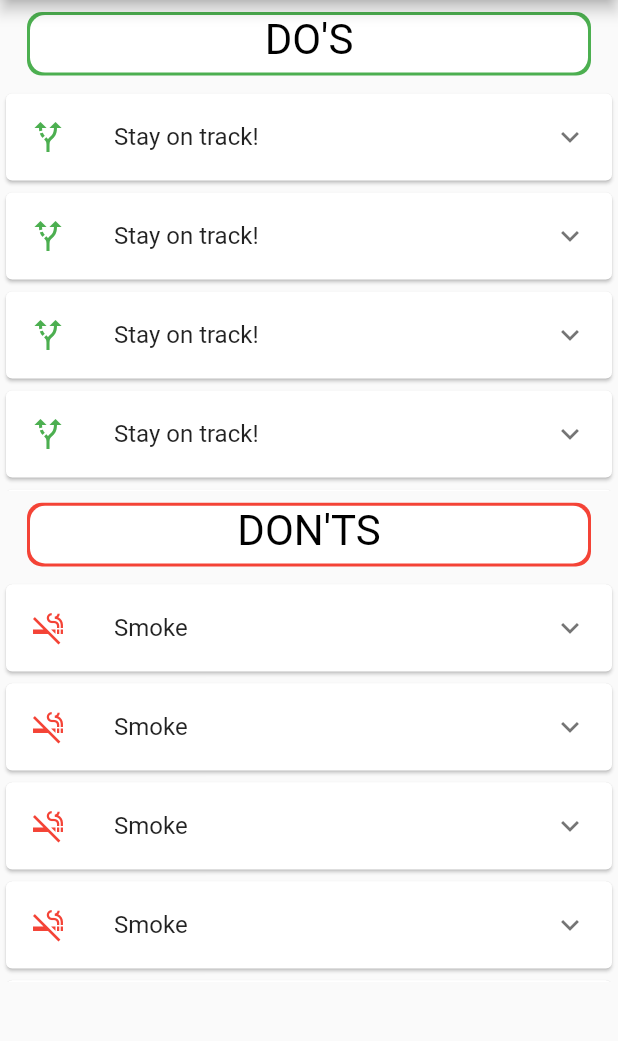
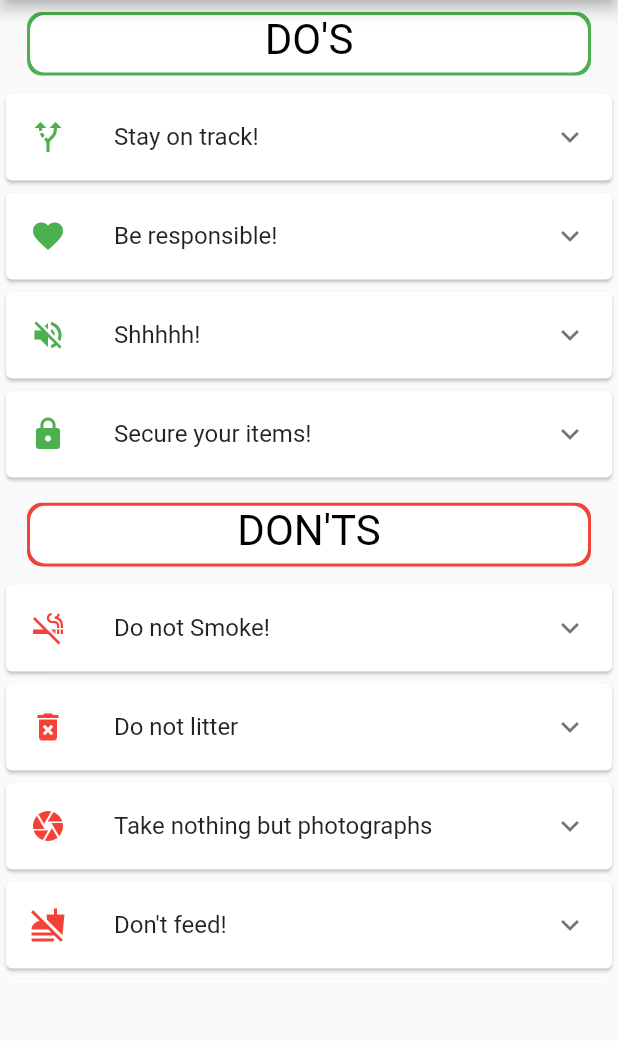
Before and after one commit to wlren/trailmix, a Flutter app: the TrailTipsScreen screen opened by its route, on a phone screen of 412 x 824 dp, the part 84-1125 px from its top. Run offline on Flutter 3.47's test engine with Material 2 defaults, Android fonts, the phone set to English and light mode, and no system bars; our stand-ins replace google_maps_flutter.

Commit message:
Add DND data

```diff
--- a/lib/data/DND_data.dart
+++ b/lib/data/DND_data.dart
@@ -2,15 +2,6 @@ import 'package:flutter/material.dart';
 import '../models/dnd.dart';
 
 const DoList = const [
-  DND(
-    title: "Stay on track!",
-    description:
-        ' If you are jogging, skating, cycling or using a personal mobility device, please stay on the designated tracks. Please keep left so as to not obstruct fellow park-goers.',
-    icons: Icon(
-      Icons.alt_route,
-      color: Colors.green,
-    ),
-  ),
   DND(
       title: "Stay on track!",
       description:
@@ -20,42 +11,32 @@ const DoList = const [
         color: Colors.green,
       )),
   DND(
-      title: "Stay on track!",
-      description:
-          ' If you are jogging, skating, cycling or using a personal mobility device, please stay on the designated tracks. Please keep left so as to not obstruct fellow park-goers.',
+      title: "Be responsible!",
+      description: ' Show care and consideration when using park facilities :)',
       icons: Icon(
-        Icons.alt_route,
+        Icons.favorite,
         color: Colors.green,
       )),
   DND(
-      title: "Stay on track!",
-      description:
-          ' If you are jogging, skating, cycling or using a personal mobility device, please stay on the designated tracks. Please keep left so as to not obstruct fellow park-goers.',
+      title: "Shhhhh!",
+      description: ' Shhh, stay quiet and rare creatures may appear!',
       icons: Icon(
-        Icons.alt_route,
+        Icons.volume_off,
         color: Colors.green,
       )),
   DND(
-      title: "Stay on track!",
+      title: "Secure your items!",
       description:
-          ' If you are jogging, skating, cycling or using a personal mobility device, please stay on the designated tracks. Please keep left so as to not obstruct fellow park-goers.',
+          ' Secure your items properly, so that they do not fall off and mischievous animals don’t snatch them.',
       icons: Icon(
-        Icons.alt_route,
-        color: Colors.green,
-      )),
-  DND(
-      title: "Stay on track!",
-      description:
-          ' If you are jogging, skating, cycling or using a personal mobility device, please stay on the designated tracks. Please keep left so as to not obstruct fellow park-goers.',
-      icons: Icon(
-        Icons.alt_route,
+        Icons.lock,
         color: Colors.green,
       )),
 ];
 
 const DoNotList = const [
   DND(
-    title: "Smoke",
+    title: "Do not Smoke!",
     description:
         "Smoking is prohibited at covered spaces, shelters, toilets, playgrounds, fitness corners, carparks, as well as in areas where no-smoking signs have been installed, including the smoke-free parks and Nature Reserves. Let's keep our Nature Reserves, parks and gardens smoke-free for everyone to enjoy.",
     icons: Icon(
@@ -64,47 +45,37 @@ const DoNotList = const [
     ),
   ),
   DND(
-    title: "Smoke",
+    title: "Do not litter",
     description:
-        "Smoking is prohibited at covered spaces, shelters, toilets, playgrounds, fitness corners, carparks, as well as in areas where no-smoking signs have been installed, including the smoke-free parks and Nature Reserves. Let's keep our Nature Reserves, parks and gardens smoke-free for everyone to enjoy.",
+        "Do not litter! Don’t commit an environmental sin, and dispose of all waste in the designated bins!.",
     icons: Icon(
-      Icons.smoke_free,
+      Icons.delete_forever,
       color: Colors.red,
     ),
   ),
   DND(
-    title: "Smoke",
+    title: "Take nothing but photographs",
     description:
-        "Smoking is prohibited at covered spaces, shelters, toilets, playgrounds, fitness corners, carparks, as well as in areas where no-smoking signs have been installed, including the smoke-free parks and Nature Reserves. Let's keep our Nature Reserves, parks and gardens smoke-free for everyone to enjoy.",
+        "Do not remove any plants or animals from the reserve. Leave nothing but footprints, take nothing but pictures!",
     icons: Icon(
-      Icons.smoke_free,
+      Icons.camera,
       color: Colors.red,
     ),
   ),
   DND(
-    title: "Smoke",
+      title: "Don't feed!",
+      description:
+          ' Do not feed any wildlife you encounter, no matter how cute they are.',
+      icons: Icon(
+        Icons.no_food,
+        color: Colors.red,
+      )),
+  DND(
+    title: "Don't eat on trail!",
     description:
-        "Smoking is prohibited at covered spaces, shelters, toilets, playgrounds, fitness corners, carparks, as well as in areas where no-smoking signs have been installed, including the smoke-free parks and Nature Reserves. Let's keep our Nature Reserves, parks and gardens smoke-free for everyone to enjoy.",
+        "Do not eat when out on trails, especially if there are wildlife around. They might just steal your snacks.",
     icons: Icon(
-      Icons.smoke_free,
-      color: Colors.red,
-    ),
-  ),
-  DND(
-    title: "Smoke",
-    description:
-        "Smoking is prohibited at covered spaces, shelters, toilets, playgrounds, fitness corners, carparks, as well as in areas where no-smoking signs have been installed, including the smoke-free parks and Nature Reserves. Let's keep our Nature Reserves, parks and gardens smoke-free for everyone to enjoy.",
-    icons: Icon(
-      Icons.smoke_free,
-      color: Colors.red,
-    ),
-  ),
-  DND(
-    title: "Smoke",
-    description:
-        "Smoking is prohibited at covered spaces, shelters, toilets, playgrounds, fitness corners, carparks, as well as in areas where no-smoking signs have been installed, including the smoke-free parks and Nature Reserves. Let's keep our Nature Reserves, parks and gardens smoke-free for everyone to enjoy.",
-    icons: Icon(
-      Icons.smoke_free,
+      Icons.no_food_outlined,
       color: Colors.red,
     ),
   ),
--- a/lib/screens/trail_tips_screen.dart
+++ b/lib/screens/trail_tips_screen.dart
@@ -93,7 +93,7 @@ class TrailTipsScreen extends StatelessWidget {
                     children: [
                       Padding(
                         padding: const EdgeInsets.all(8.0),
-                        child: Text(DoList[index].description),
+                        child: Text(DoNotList[index].description),
                       ),
                     ],
                   ),
--- a/pubspec.yaml
+++ b/pubspec.yaml
@@ -50,7 +50,6 @@ flutter:
   # To add assets to your application, add an assets section, like this:
   assets:
     - assets/images/
-    - assets/markers/
 
   # An image asset can refer to one or more resolution-specific "variants", see
   # https://flutter.dev/assets-and-images/#resolution-aware.
```
Also changed, not shown: lib/screens/attraction_detail_screen.dart (+31 -43 lines).
